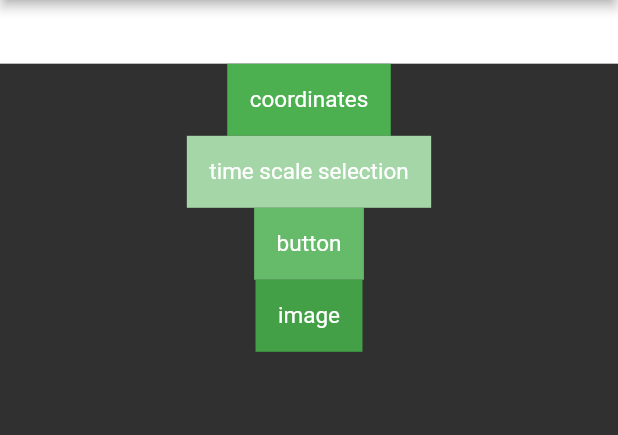
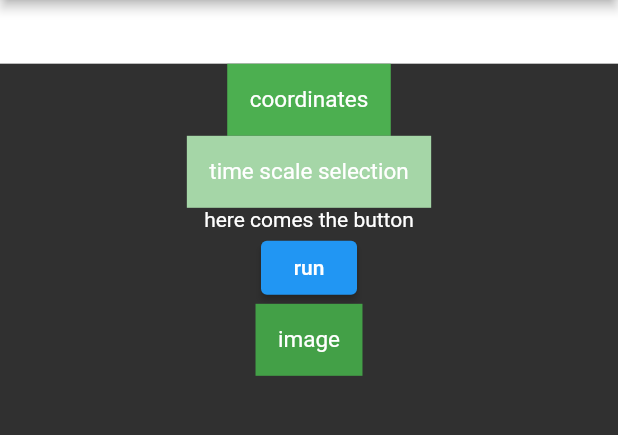
Before and after one commit to LeoGitGuy/RevolutionAIze, a Flutter app: the screen it shows after launch, scrolled down 1152 dp, on a phone screen of 412 x 824 dp, the part 84-519 px from its top. Run offline on Flutter 3.47's test engine with Material 2 defaults, Android fonts, the light colour scheme and no system bars; our stand-ins replace shared_preferences; missing offline and left inert: dart:html; Roboto replaces fonts that are missing (Georgia, Hind).

Commit message:
created elevated button

```diff
--- a/frontend/lib/screens/search.dart
+++ b/frontend/lib/screens/search.dart
@@ -40,14 +40,18 @@ class Search extends StatelessWidget {
           ),
           // button
           Container(
-            child: const Text(
-              'button',
-              style: TextStyle(fontSize: 15),
+            child: Column(children: [
+              const Text(
+                'here comes the button'
+              ),
+              ElevatedButton(
+              onPressed: () {},
+              child: const Text('run')
+              ),
+            ],
             ),
-            color: Colors.green.shade400,
-            padding: const EdgeInsets.all(15),
           ),
-          //image
+         //image
           Container(
             child: const Text(
               'image',
```
